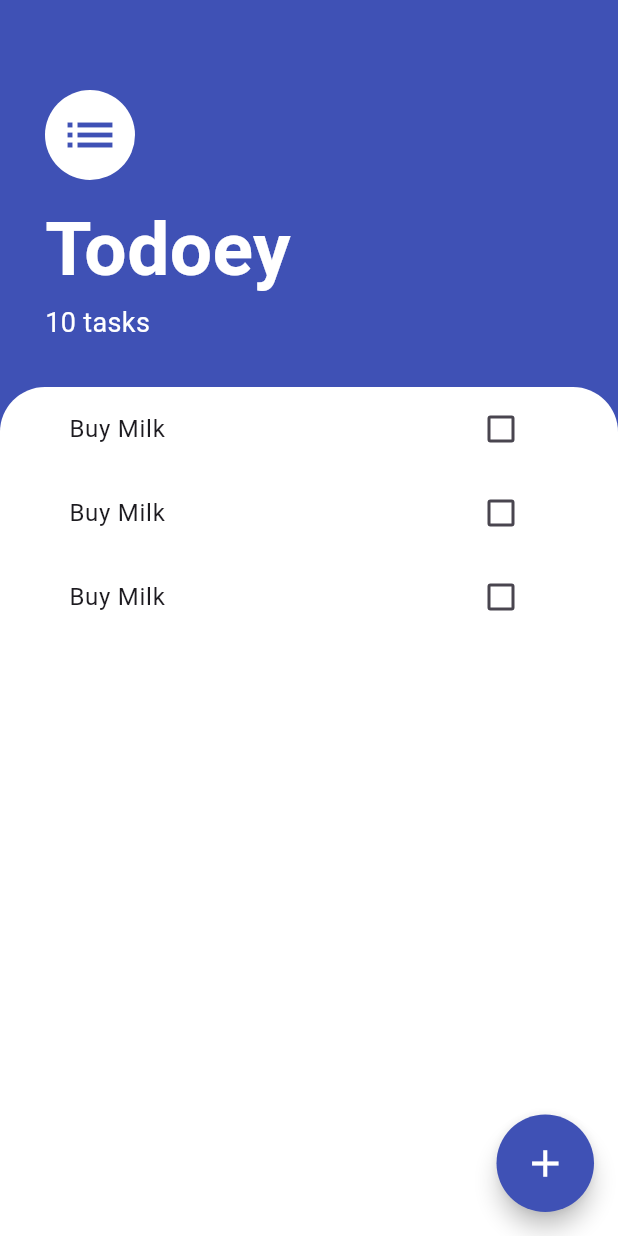
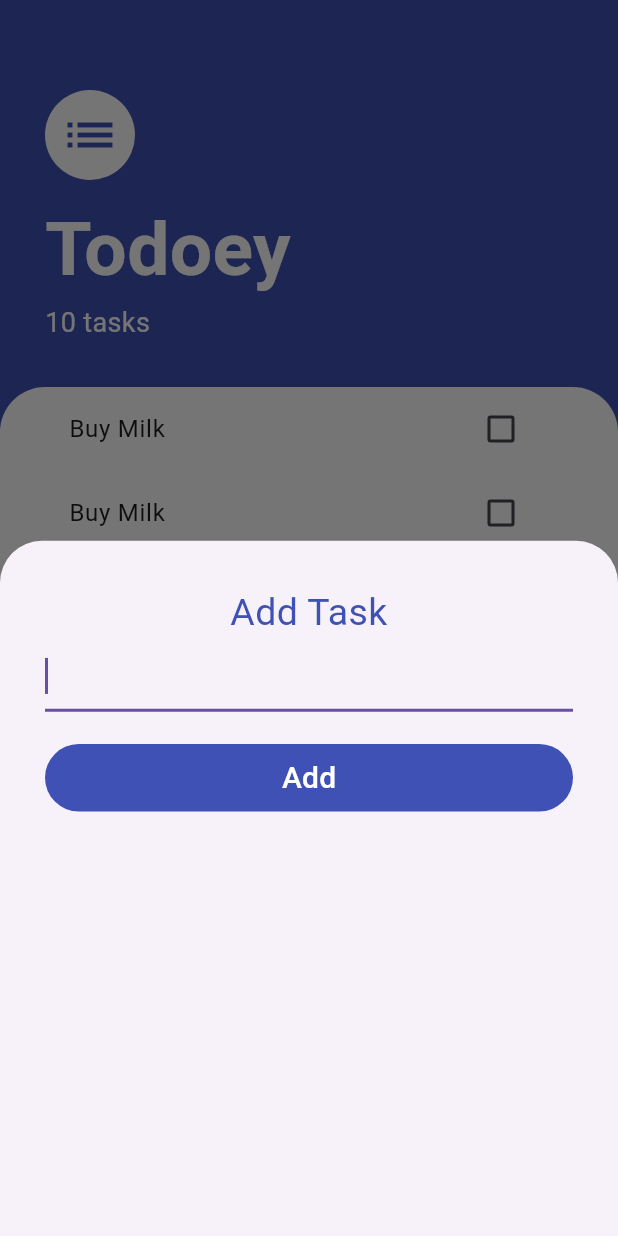
Before and after one commit to mr-schway/todoey, a Flutter app: the screen it shows after launch, after a tap on the "add" icon, on a phone screen of 412 x 824 dp. Run offline on Flutter 3.47's test engine with Material 3 defaults, Android fonts, the phone set to English and light mode, and no system bars.

Commit message:
Build add task list screen

```diff
--- /dev/null
+++ b/lib/screens/add_task_screen.dart
@@ -0,0 +1,44 @@
+import 'package:flutter/material.dart';
+
+class AddTaskScreen extends StatelessWidget {
+  const AddTaskScreen({super.key});
+
+  @override
+  Widget build(BuildContext context) {
+    return Container(
+      padding: const EdgeInsets.all(30),
+      child: Column(
+        crossAxisAlignment: CrossAxisAlignment.stretch,
+        children: <Widget>[
+          const Text(
+            textAlign: TextAlign.center,
+            'Add Task',
+            style: TextStyle(
+              color: Colors.indigo,
+              fontSize: 25,
+            ),
+          ),
+          const TextField(
+            autofocus: true,
+          ),
+          const SizedBox(
+            height: 20,
+          ),
+          TextButton(
+            style: ButtonStyle(
+              backgroundColor: WidgetStateProperty.all(Colors.indigo),
+            ),
+            onPressed: () {},
+            child: const Text(
+              'Add',
+              style: TextStyle(
+                color: Colors.white,
+                fontSize: 20,
+              ),
+            ),
+          ),
+        ],
+      ),
+    );
+  }
+}
--- a/lib/screens/tasks_screen.dart
+++ b/lib/screens/tasks_screen.dart
@@ -1,4 +1,5 @@
 import 'package:flutter/material.dart';
+import 'package:todoey/screens/add_task_screen.dart';
 import 'package:todoey/widgets/task_tile.dart';
 
 class TasksScreen extends StatelessWidget {
@@ -75,7 +76,10 @@ class TasksScreen extends StatelessWidget {
           shape: RoundedRectangleBorder(
             borderRadius: BorderRadius.circular(50),
           ),
-          onPressed: () {},
+          onPressed: () {
+            showModalBottomSheet(
+                context: context, builder: (context) => AddTaskScreen());
+          },
           child: const Icon(
             Icons.add,
             color: Colors.white,
```
